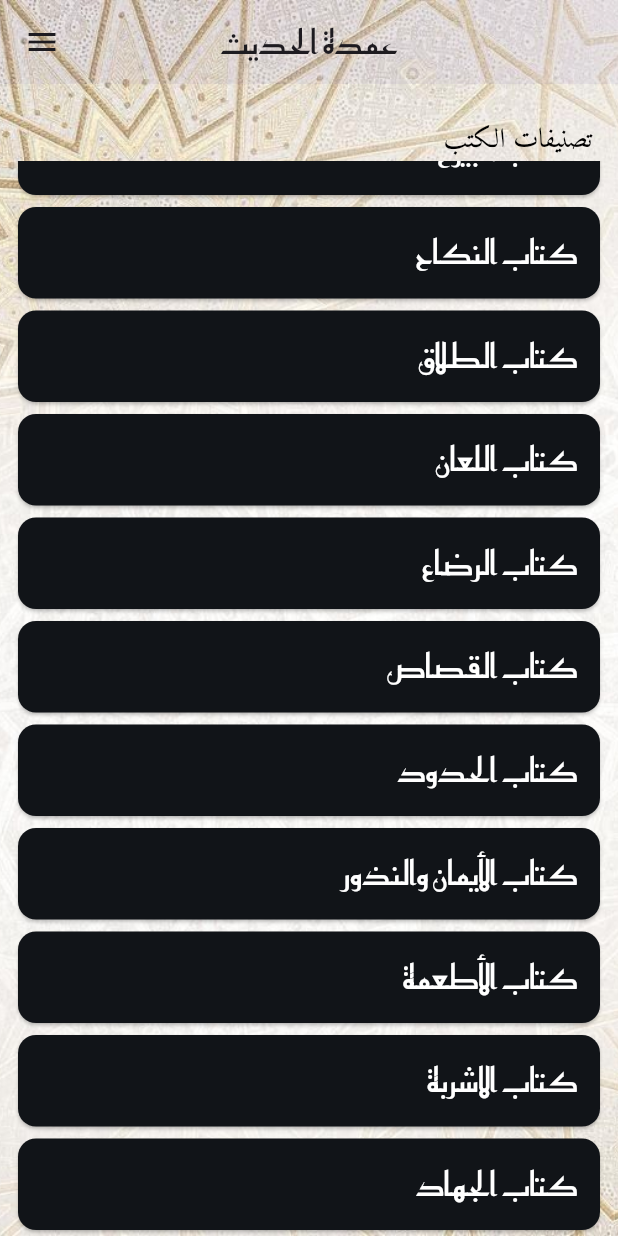
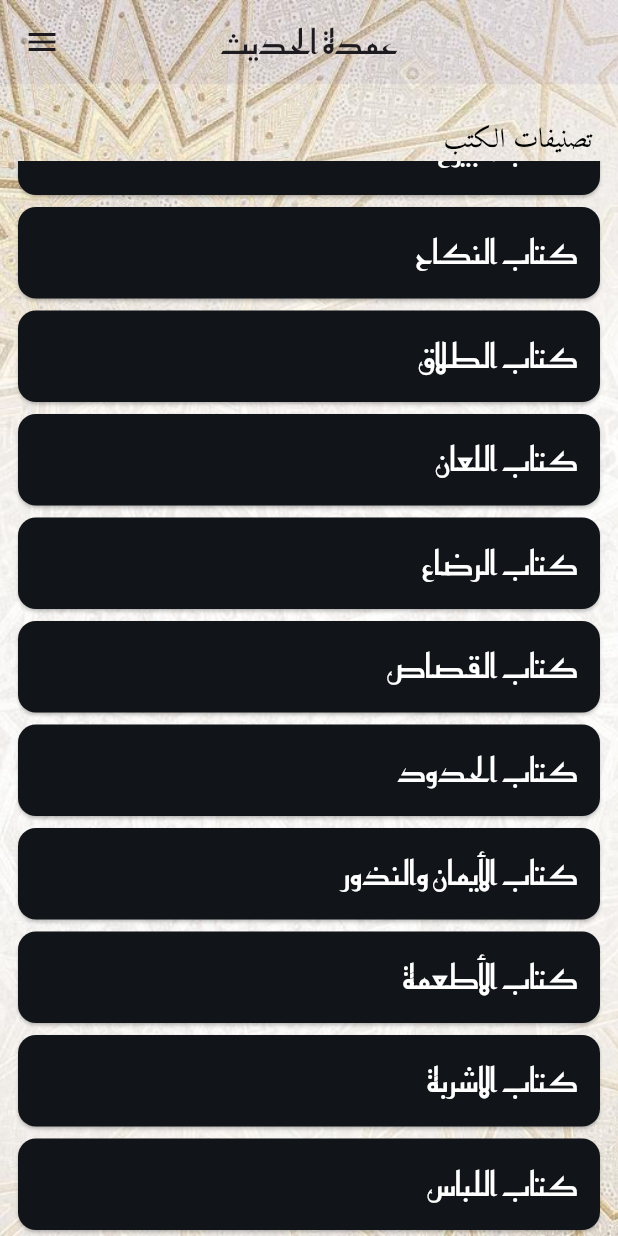
Before and after one commit to taha-majdlawi/omdat_alhadeth_app, a Flutter app: the screen it shows after launch, scrolled down 456 dp, on a phone screen of 412 x 824 dp. Run offline on Flutter 3.47's test engine with Material 3 defaults, Android fonts, the phone set to English and light mode, and no system bars; our stand-ins replace audioplayers, shared_preferences.

Commit message:
"باب اللباس", is done

```diff
--- a/lib/core/constants/app_hadethes.dart
+++ b/lib/core/constants/app_hadethes.dart
@@ -3806,7 +3806,7 @@ class Constants {
         ),
       ],
     ),
-
+    //book 16 كتاب الاشربة
     Book(
       bookName: "كتاب الاشربة",
       doors: [
@@ -3817,7 +3817,7 @@ class Constants {
               hadethNumber: 384,
               hadethText:
                   "عن عبد الله بن عمر رضي الله عنهما قال: «أن عمر رضي الله عنه قال على منبر رسول الله ﷺ: أما بعد، أيها الناس! إنه نزل تحريم الخمر وهي من خمسة: من العنب، والتمر، والعسل، والحنطة، والشعير، والخمر: ما خامر العقل. ثلاث وددت أن رسول الله ﷺ كان عهد إلينا فيهن عهدًا ننتهي إليه: الجدّ، والكلالة، وأبواب من أبواب الربا».",
-              explainUrl: "https://youtu.be/E-JeSKk4aR8?si=FP-IgECarp0_f-Mu",
+              explainUrl: "https://youtu.be/U9e29kP49Ls?si=uUy4JGemTJKo-Cm5",
               isOthimieen: false,
               soundUrl: "assets/sounds/384.ogg",
             ),
@@ -3825,7 +3825,7 @@ class Constants {
               hadethNumber: 385,
               hadethText:
                   "عن عائشة رضي الله عنها، عن النبي ﷺ: «أنه سئل عن البتع؟ فقال: كل شراب أسكر فهو حرام». والبتع: نبيذ العسل.",
-              explainUrl: "https://youtu.be/E-JeSKk4aR8?si=FP-IgECarp0_f-Mu",
+              explainUrl: "https://youtu.be/U9e29kP49Ls?si=uUy4JGemTJKo-Cm5",
               isOthimieen: false,
               soundUrl: "assets/sounds/385.ogg",
             ),
@@ -3833,9 +3833,69 @@ class Constants {
               hadethNumber: 386,
               hadethText:
                   "عن عبد الله بن عباس رضي الله عنهما قال: «بلغ عمر رضي الله عنه أن فلاناً باع خمراً، فقال: قاتل الله فلاناً! ألم يعلم أن رسول الله ﷺ قال: قاتل الله اليهود؛ حُرِّمت عليهم الشحوم فجملوها فباعوها».",
-              explainUrl: "https://youtu.be/E-JeSKk4aR8?si=FP-IgECarp0_f-Mu",
+              explainUrl: "https://youtu.be/U9e29kP49Ls?si=uUy4JGemTJKo-Cm5",
               isOthimieen: false,
               soundUrl: "assets/sounds/386.ogg",
+            ),
+          ],
+        ),
+      ],
+    ),
+
+    //book 17 كتاب اللباس
+    Book(
+      bookName: "كتاب اللباس",
+      doors: [
+        Door(
+          doorName: "باب اللباس",
+          hadeths: [
+            Hadeth(
+              hadethNumber: 387,
+              hadethText:
+                  "عن عمر بن الخطاب رضي الله عنه قال: قال رسول الله ﷺ: «لا تلبسوا الحرير؛ فإنه من لبسه في الدنيا لم يلبسه في الآخرة».",
+              explainUrl: "https://youtu.be/HpTbvAjlcOc?si=nloyV_DQSKFp2It5",
+              isOthimieen: false,
+              soundUrl: "assets/sounds/387.ogg",
+            ),
+            Hadeth(
+              hadethNumber: 388,
+              hadethText:
+                  "عن حذيفة رضي الله عنه قال: سمعت رسول الله ﷺ يقول: «لا تلبسوا الحرير ولا الديباج، ولا تشربوا في آنية الذهب والفضة، ولا تأكلوا في صحافها؛ فإنها لهم في الدنيا، ولكم في الآخرة».",
+              explainUrl: "https://youtu.be/HpTbvAjlcOc?si=nloyV_DQSKFp2It5",
+              isOthimieen: false,
+              soundUrl: "assets/sounds/388.ogg",
+            ),
+            Hadeth(
+              hadethNumber: 389,
+              hadethText:
+                  "عن البراء بن عازب رضي الله عنه قال: «ما رأيت من ذي لِمَّةٍ في حُلَّةٍ حمراءَ أحسنَ من رسول الله ﷺ، له شعرٌ يضرب منكبيه، بعيد ما بين المنكبين، ليس بالقصير ولا بالطويل».",
+              explainUrl: "https://youtu.be/HpTbvAjlcOc?si=nloyV_DQSKFp2It5",
+              isOthimieen: false,
+              soundUrl: "assets/sounds/389.ogg",
+            ),
+            Hadeth(
+              hadethNumber: 390,
+              hadethText:
+                  "عن البراء بن عازب رضي الله عنه قال: «أمرنا رسول الله ﷺ بسبع، ونهانا عن سبع: أمرنا بعيادة المريض، واتباع الجنائز، وتشميت العاطس، وإبرار القسم، ونصر المظلوم، وإجابة الداعي، وإفشاء السلام. ونهانا عن خواتيم الذهب، وعن شرب الفضة، وعن المياثر، وعن القسي، وعن لبس الحرير والإستبرق والديباج».",
+              explainUrl: "https://youtu.be/HpTbvAjlcOc?si=nloyV_DQSKFp2It5",
+              isOthimieen: false,
+              soundUrl: "assets/sounds/390.ogg",
+            ),
+            Hadeth(
+              hadethNumber: 391,
+              hadethText:
+                  "عن عبد الله بن عمر رضي الله عنهما: «أن رسول الله ﷺ اصطنع خاتماً من ذهب، فكان يجعل فصه في باطن كفه إذا لبسه، فصنع الناس، ثم إنه جلس فنزعه، وقال: إني كنت ألبس هذا الخاتم، وأجعل فصه من داخل، فرمى به، ثم قال: والله لا ألبسه أبداً! فنبذ الناس خواتيمهم». وفي لفظ: «جعله في يده اليمنى».",
+              explainUrl: "https://youtu.be/HpTbvAjlcOc?si=nloyV_DQSKFp2It5",
+              isOthimieen: false,
+              soundUrl: "assets/sounds/391.ogg",
+            ),
+            Hadeth(
+              hadethNumber: 392,
+              hadethText:
+                  "عن عمر بن الخطاب رضي الله عنه: «أن رسول الله ﷺ نهى عن لبوس الحرير إلا هكذا؛ ورفع لنا رسول الله ﷺ إصبعيه السبابة والوسطى». ولـمسلم: «نهى نبي الله ﷺ عن لبس الحرير إلا موضع إصبعين، أو ثلاث، أو أربع».",
+              explainUrl: "https://youtu.be/HpTbvAjlcOc?si=nloyV_DQSKFp2It5",
+              isOthimieen: false,
+              soundUrl: "assets/sounds/392.ogg",
             ),
           ],
         ),
```
